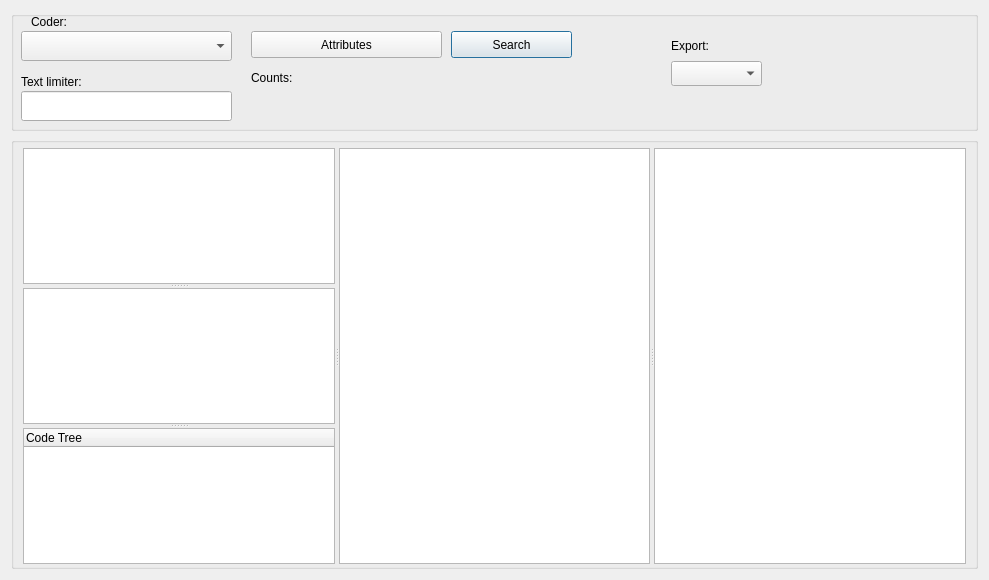
Old version of the form GUI_UIs/ui_dialog_report_codings.ui in the repository ccbogel/QualCoder.
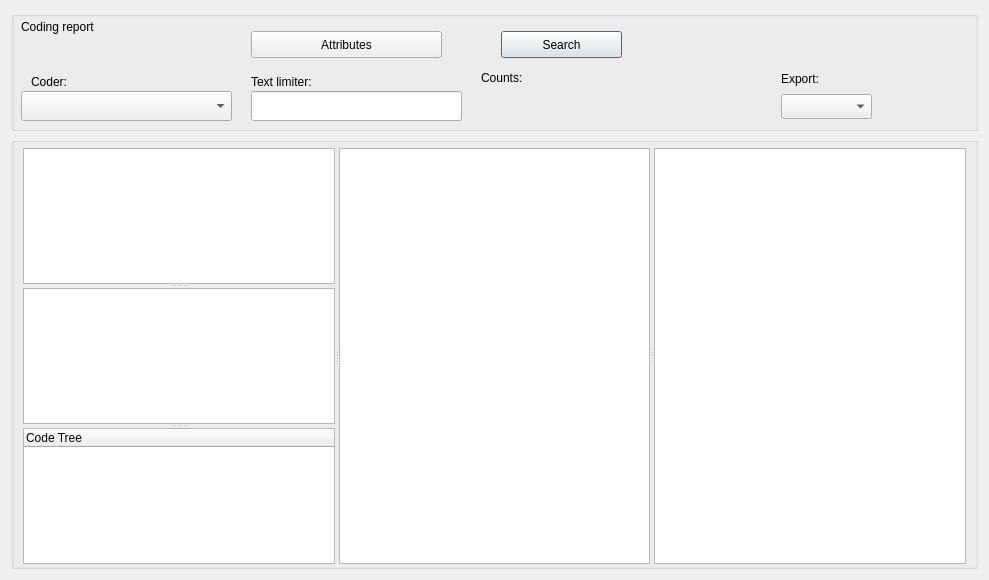
New version of the form.

What changed in the file:
```diff
--- a/GUI_UIs/ui_dialog_report_codings.ui
+++ b/GUI_UIs/ui_dialog_report_codings.ui
@@ -43,7 +43,7 @@
      <widget class="QLineEdit" name="lineEdit">
       <property name="geometry">
        <rect>
-        <x>10</x>
+        <x>240</x>
         <y>80</y>
         <width>211</width>
         <height>30</height>
@@ -53,7 +53,7 @@
      <widget class="QLabel" name="label">
       <property name="geometry">
        <rect>
-        <x>10</x>
+        <x>240</x>
         <y>60</y>
         <width>211</width>
         <height>21</height>
@@ -69,7 +69,7 @@
      <widget class="QPushButton" name="pushButton_search">
       <property name="geometry">
        <rect>
-        <x>440</x>
+        <x>490</x>
         <y>20</y>
         <width>121</width>
         <height>27</height>
@@ -83,7 +83,7 @@
       <property name="geometry">
        <rect>
         <x>20</x>
-        <y>0</y>
+        <y>60</y>
         <width>61</width>
         <height>22</height>
        </rect>
@@ -96,7 +96,7 @@
       <property name="geometry">
        <rect>
         <x>10</x>
-        <y>20</y>
+        <y>80</y>
         <width>211</width>
         <height>30</height>
        </rect>
@@ -118,8 +118,8 @@
      <widget class="QLabel" name="label_exports">
       <property name="geometry">
        <rect>
-        <x>660</x>
-        <y>27</y>
+        <x>770</x>
+        <y>60</y>
         <width>131</width>
         <height>16</height>
        </rect>
@@ -131,8 +131,8 @@
      <widget class="QComboBox" name="comboBox_export">
       <property name="geometry">
        <rect>
-        <x>660</x>
-        <y>50</y>
+        <x>770</x>
+        <y>83</y>
         <width>91</width>
         <height>25</height>
        </rect>
@@ -166,9 +166,9 @@
      <widget class="QLabel" name="label_counts">
       <property name="geometry">
        <rect>
-        <x>240</x>
+        <x>470</x>
         <y>60</y>
-        <width>331</width>
+        <width>261</width>
         <height>50</height>
        </rect>
       </property>
@@ -194,6 +194,19 @@
        <bool>true</bool>
       </property>
      </widget>
+     <widget class="QLabel" name="label_title">
+      <property name="geometry">
+       <rect>
+        <x>10</x>
+        <y>5</y>
+        <width>231</width>
+        <height>22</height>
+       </rect>
+      </property>
+      <property name="text">
+       <string>Coding report</string>
+      </property>
+     </widget>
     </widget>
    </item>
    <item>
```
